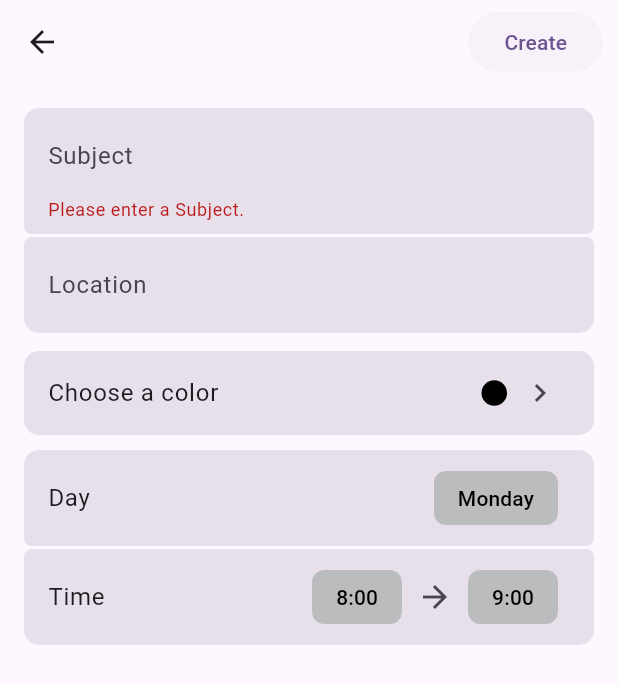
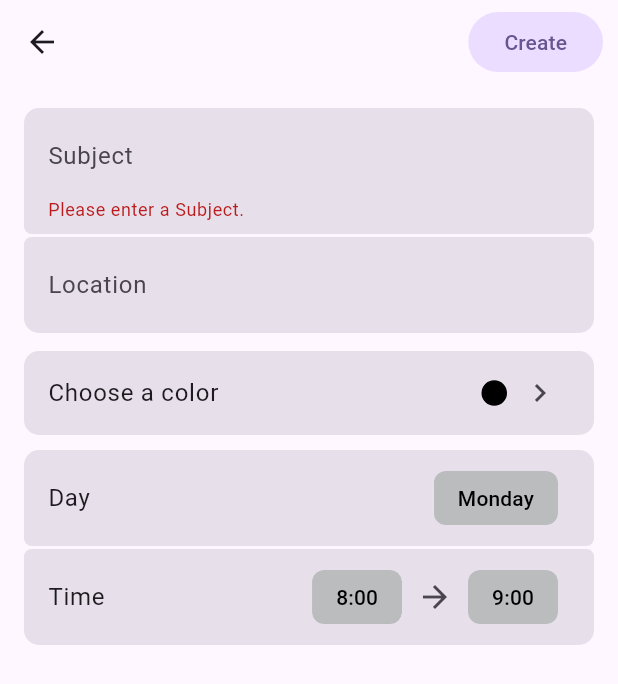
Before and after one commit to user5522/timetable, a Flutter app: the CellScreen screen opened directly with empty values, after a tap on "Create", on a phone screen of 412 x 824 dp. Shown: the top 684 px of the screen. Run offline on Flutter 3.47's test engine with Material 2 defaults, Android fonts, the phone set to English and light mode, and no system bars; our stand-ins replace flutter_hooks, hive, hive_flutter, hooks_riverpod, shared_preferences; missing offline and left inert: non_uniform_border; accounts and stored records are empty.

Commit message:
feat: show error when trying to create a subject that overlaps an other's time slot & some cosmetic changes

```diff
--- a/lib/components/cell_screen_configs/day_time_config.dart
+++ b/lib/components/cell_screen_configs/day_time_config.dart
@@ -8,16 +8,15 @@ class TimeDayConfig extends StatelessWidget {
   final ValueNotifier<TimeOfDay> endTime;
   final List<Days> days;
   final ValueNotifier<Days> day;
-  final ValueNotifier<bool> dontAllowIt;
+  final bool occupied;
 
-  const TimeDayConfig({
-    super.key,
-    required this.startTime,
-    required this.endTime,
-    required this.days,
-    required this.day,
-    required this.dontAllowIt,
-  });
+  const TimeDayConfig(
+      {super.key,
+      required this.startTime,
+      required this.endTime,
+      required this.days,
+      required this.day,
+      required this.occupied});
 
   bool _isBefore(TimeOfDay time1, TimeOfDay time2) {
     return (time1.hour < time2.hour) ||
@@ -162,10 +161,14 @@ class TimeDayConfig extends StatelessWidget {
                   ),
                 ),
               ),
-              if (dontAllowIt.value == true)
+              if (occupied == true)
+                const SizedBox(
+                  width: 10,
+                ),
+              if (occupied == true)
                 const Icon(
-                  Icons.error_outline,
-                  color: Colors.red,
+                  Icons.cancel,
+                  color: Colors.redAccent,
                 )
             ],
           ),
--- a/lib/screens/cell_screen.dart
+++ b/lib/screens/cell_screen.dart
@@ -32,7 +32,22 @@ class CellScreen extends HookConsumerWidget {
     late String label = "";
     late String? location = "";
 
-    final dontAllowIt = useState(false);
+    final subjectWithSameDay = ref
+        .watch(subjectProvider)
+        .where(
+          (element) => element.day == day.value,
+        )
+        .toList();
+
+    final isOccupied = subjectWithSameDay.any((e) {
+      final eHours = List.generate(e.endTime.hour - e.startTime.hour,
+          (index) => index + e.startTime.hour);
+      final inputHours = List.generate(
+          endTime.value.hour - startTime.value.hour,
+          (index) => index + startTime.value.hour);
+
+      return eHours.any((hour) => inputHours.contains(hour));
+    });
 
     return Scaffold(
       appBar: AppBar(
@@ -42,21 +57,11 @@ class CellScreen extends HookConsumerWidget {
             child: ElevatedButton(
               style: ElevatedButton.styleFrom(
                 shadowColor: Colors.transparent,
+                backgroundColor: Theme.of(context).colorScheme.primaryContainer,
               ),
               onPressed: () {
-                // for (var s in subject) {
-                //   var list = [
-                //     for (var i = s.startTime.hour; i <= s.endTime.hour; i++) i
-                //   ];
-                //   for (var t in list) {
-                //     if (s.startTime.hour == list[t] && s.day == day.value) {
-                //       dontAllowIt.value = true;
-                //     } else {
-                //       dontAllowIt.value = false;
-                //     }
-                //   }
-                // }
                 if (formKey.currentState!.validate()) {
+                  if (isOccupied == false) {
                     state.addSubject(
                       Subject(
                         label: label,
@@ -68,6 +73,13 @@ class CellScreen extends HookConsumerWidget {
                       ),
                     );
                     Navigator.pop(context, label);
+                  } else {
+                    ScaffoldMessenger.of(context).showSnackBar(
+                      const SnackBar(
+                        content: Text('Time slots are already occupied!'),
+                      ),
+                    );
+                  }
                 }
               },
               child: const Text("Create"),
@@ -128,7 +140,7 @@ class CellScreen extends HookConsumerWidget {
                   days: days,
                   startTime: startTime,
                   endTime: endTime,
-                  dontAllowIt: dontAllowIt,
+                  occupied: isOccupied,
                 )
               ],
             ),
```
Lines whose indentation alone changed are shown as unchanged.
